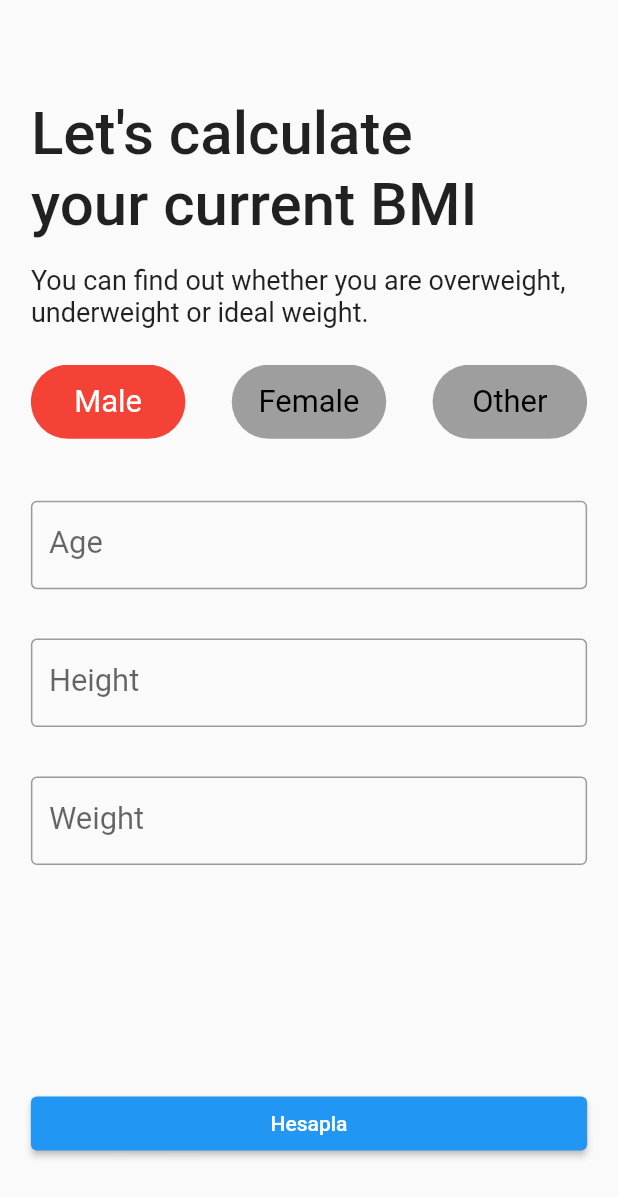
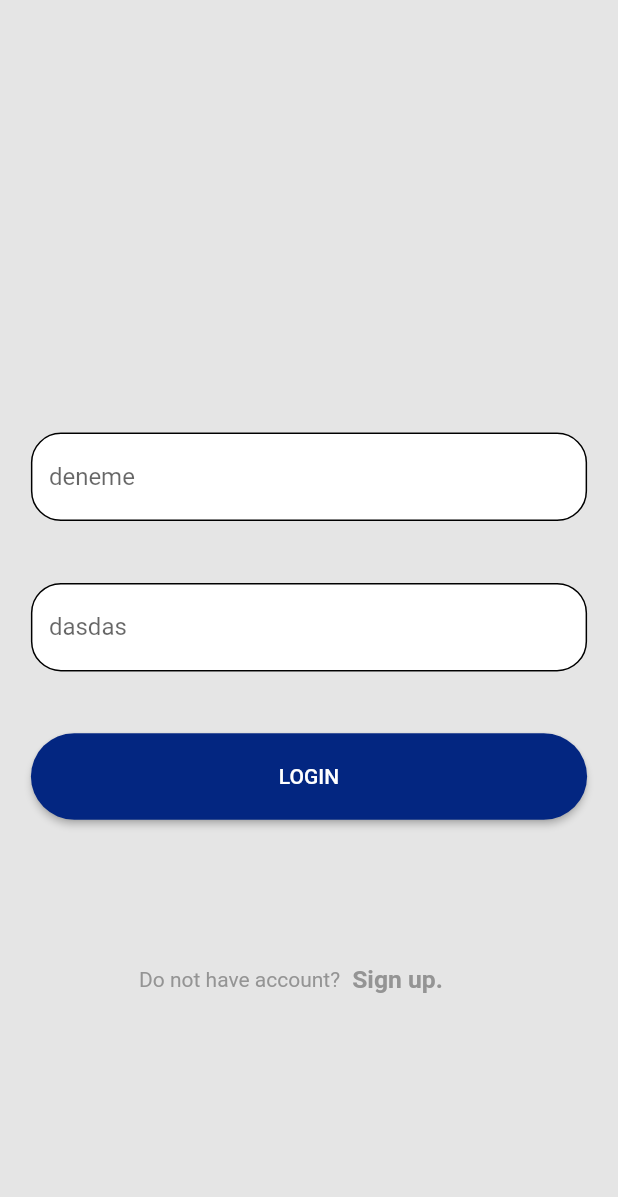
Before and after one commit to BerkayKaranfil/getx_firebase_bmi_app, a Flutter app: the screen it shows after launch, on a phone screen of 412 x 824 dp. Shown: the top 1197 px of the screen. Run offline on Flutter 3.47's test engine with Material 2 defaults, Android fonts, the light colour scheme and no system bars; our stand-ins replace get, responsive_sizer.

Commit message:
Login screen tasarlandı.

```diff
--- a/lib/main.dart
+++ b/lib/main.dart
@@ -18,6 +18,7 @@ class MyApp extends StatelessWidget {
       builder: (context, Orientation, ScreenType) {
         return GetMaterialApp(
           debugShowCheckedModeBanner: false,
+
           getPages: AppPages.routes,
           initialRoute: Routes.SPLASH,
           enableLog: true, // Geliştirme bitince false'a çek
--- a/lib/modules/home/home_view.dart
+++ b/lib/modules/home/home_view.dart
@@ -71,54 +71,7 @@ class HomeScreen extends GetView<HomeController> {
                     },
 
                   ),),
-                 /*  Text(
-                    "Let's calculate \nyour current BMI",
-                    style: TextStyle(fontWeight: FontWeight.w500, fontSize: 40),
-                  ),
-                  SizedBox(
-                    height: 2.h,
-                  ),
-                  Text(
-                    "You can find out whether you are overweight, underweight or ideal weight.",
-                    style: TextStyle(fontSize: 18, fontWeight: FontWeight.w400),
-                  ),
-                  SizedBox(
-                    height: 3.h,
-                  ),
-                  Container(
-                    height: 6.h,
-                    child: ListView.builder(
-                      itemCount: controller.genderList.length,
-                      scrollDirection: Axis.horizontal,
-                      itemBuilder: (context, index) {
-                        return GestureDetector(
-                            onTap: () {
-                              controller.chanceGender(index);
-                            },
-                            child: Obx(
-                              () => Container(
-                                margin: EdgeInsets.only(right: 7.5.w),
-                                height: 6.h,
-                                width: 25.w,
-                                decoration: BoxDecoration(
-                                    borderRadius: BorderRadius.circular(3.h),
-                                    color: controller.genderIndex == index
-                                        ? Colors.red
-                                        : Colors.grey),
-                                child: Center(
-                                    child: Text(
-                                  controller.genderList[index],
-                                  style: TextStyle(
-                                      fontSize: 2.5.h,
-                                      color: controller.genderIndex == index
-                                          ? Colors.white
-                                          : Colors.black),
-                                )),
-                              ),
-                            ));
-                      },
-                    ),
-                  ), */
+
                   SizedBox(
                     height: 5.h,
                   ),
--- /dev/null
+++ b/lib/modules/login/login_binding.dart
@@ -0,0 +1,10 @@
+import 'package:get/get.dart';
+import 'package:getx_firebase_bmi_app/modules/login/login_controller.dart';
+
+class LoginBinding implements Bindings{
+  @override
+  void dependencies() {
+    Get.put(LoginController());
+  }
+
+}
--- /dev/null
+++ b/lib/modules/login/login_controller.dart
@@ -0,0 +1,5 @@
+import 'package:get/get.dart';
+
+class LoginController extends GetxController{
+
+}
--- /dev/null
+++ b/lib/modules/login/login_view.dart
@@ -0,0 +1,81 @@
+import 'package:flutter/material.dart';
+import 'package:flutter/src/widgets/container.dart';
+import 'package:flutter/src/widgets/framework.dart';
+import 'package:get/get.dart';
+import 'package:get/get_connect/http/src/utils/utils.dart';
+import 'package:getx_firebase_bmi_app/modules/login/login_controller.dart';
+import 'package:responsive_sizer/responsive_sizer.dart';
+
+import '../../widgets/text_form_field_widget.dart';
+
+class LoginScreen extends GetView<LoginController> {
+  LoginScreen({super.key});
+  TextEditingController login = TextEditingController();
+  TextEditingController password = TextEditingController();
+  @override
+  Widget build(BuildContext context) {
+    return Scaffold(
+      backgroundColor: Color(0xffE5E5E5),
+      resizeToAvoidBottomInset: false,
+      body: SingleChildScrollView(
+        reverse: true,
+        child: Padding(
+          padding: EdgeInsets.only(right: 5.w, left: 5.w),
+          child: Column(
+            children: [
+              SizedBox(
+                height: 35.h,
+              ),
+              CustomTextField(
+                  controller: login, hintText: "deneme", obscureText: false),
+              SizedBox(
+                height: 5.h,
+              ),
+              CustomTextField(
+                  controller: password, hintText: "dasdas", obscureText: false),
+              SizedBox(
+                height: 5.h,
+              ),
+              Container(
+                width: 90.w,
+                height: 7.h,
+                child: ElevatedButton(
+                    style: ElevatedButton.styleFrom(
+                        backgroundColor: Color(0xff032681),
+                        shape: RoundedRectangleBorder(
+                            borderRadius: BorderRadius.circular(5.h))),
+                    onPressed: () {},
+                    child: Text("LOGIN")),
+              ),
+              SizedBox(
+                height: 10.h,
+              ),
+              SizedBox(
+                width: 55.w,
+                child: Row(
+                  children: [
+                    Text(
+                      "Do not have account?",
+                      style: TextStyle(color: Color(0xff949494)),
+                    ),
+
+                    TextButton(
+                        onPressed: () {},
+                        child: Text(
+                          "Sign up.",
+                          style: TextStyle(
+                              color: Color(0xff949494),
+                              fontSize: 2.h,
+                              fontWeight: FontWeight.bold),
+                        )),
+                        Padding(padding: EdgeInsets.only(bottom: MediaQuery.of(context).viewInsets.bottom > 0 ? 27.h : 0 )),
+                  ],
+                ),
+              )
+            ],
+          ),
+        ),
+      ),
+    );
+  }
+}
--- a/lib/modules/splash/splash_controller.dart
+++ b/lib/modules/splash/splash_controller.dart
@@ -5,7 +5,7 @@ class SplashController extends GetxController {
   @override
   void onReady() async {
     await Future.delayed(const Duration(milliseconds: 500));
-    Get.toNamed(Routes.HOME);
+    Get.toNamed(Routes.LOGIN);
     super.onReady();
   }
 }
--- a/lib/routes/app_pages.dart
+++ b/lib/routes/app_pages.dart
@@ -3,6 +3,8 @@ import 'package:getx_firebase_bmi_app/modules/detail/detail_binding.dart';
 import 'package:getx_firebase_bmi_app/modules/detail/detail_view.dart';
 import 'package:getx_firebase_bmi_app/modules/home/home_binding.dart';
 import 'package:getx_firebase_bmi_app/modules/home/home_view.dart';
+import 'package:getx_firebase_bmi_app/modules/login/login_binding.dart';
+import 'package:getx_firebase_bmi_app/modules/login/login_view.dart';
 import 'package:getx_firebase_bmi_app/modules/splash/splash_binding.dart';
 import 'package:getx_firebase_bmi_app/modules/splash/splash_view.dart';
 
@@ -26,5 +28,10 @@ class AppPages {
       page: () => DetailScreen(),
       binding: DetailBinding(),
     ),
+    GetPage(
+      name: Routes.LOGIN,
+      page: () => LoginScreen(),
+      binding: LoginBinding(),
+    ),
   ];
 }
--- a/lib/routes/app_routes.dart
+++ b/lib/routes/app_routes.dart
@@ -4,4 +4,5 @@ abstract class Routes{
   static const SPLASH = '/splash';
   static const HOME = '/home';
   static const DETAIL = '/detail';
+  static const LOGIN = '/login';
 }
--- /dev/null
+++ b/lib/widgets/text_form_field_widget.dart
@@ -0,0 +1,39 @@
+import 'package:flutter/material.dart';
+import 'package:responsive_sizer/responsive_sizer.dart';
+
+class CustomTextField extends StatelessWidget {
+  final controller;
+  final String hintText;
+  final bool obscureText;
+  const CustomTextField({
+    Key? key,
+    required this.controller,
+    required this.hintText,
+    required this.obscureText,
+  }) : super(key: key);
+
+  @override
+  Widget build(BuildContext context) {
+    return TextFormField(
+      controller: controller,
+      cursorColor: Colors.black,
+      obscureText: obscureText,
+      cursorHeight: 3.h,
+      textAlignVertical: TextAlignVertical.center,
+      decoration: InputDecoration(
+        hintText: hintText,
+        filled: true,
+        fillColor: Color(0xffFFFFFF),
+        //Color.fromARGB(255, 240, 231, 231),
+        enabledBorder:
+            OutlineInputBorder(borderRadius: BorderRadius.circular(20)),
+        focusedBorder: OutlineInputBorder(
+            borderRadius: BorderRadius.circular(20),
+            borderSide: BorderSide(
+              width: 0.5.w,
+              color: Color(0xff032681)
+            )),
+      ),
+    );
+  }
+}
```
